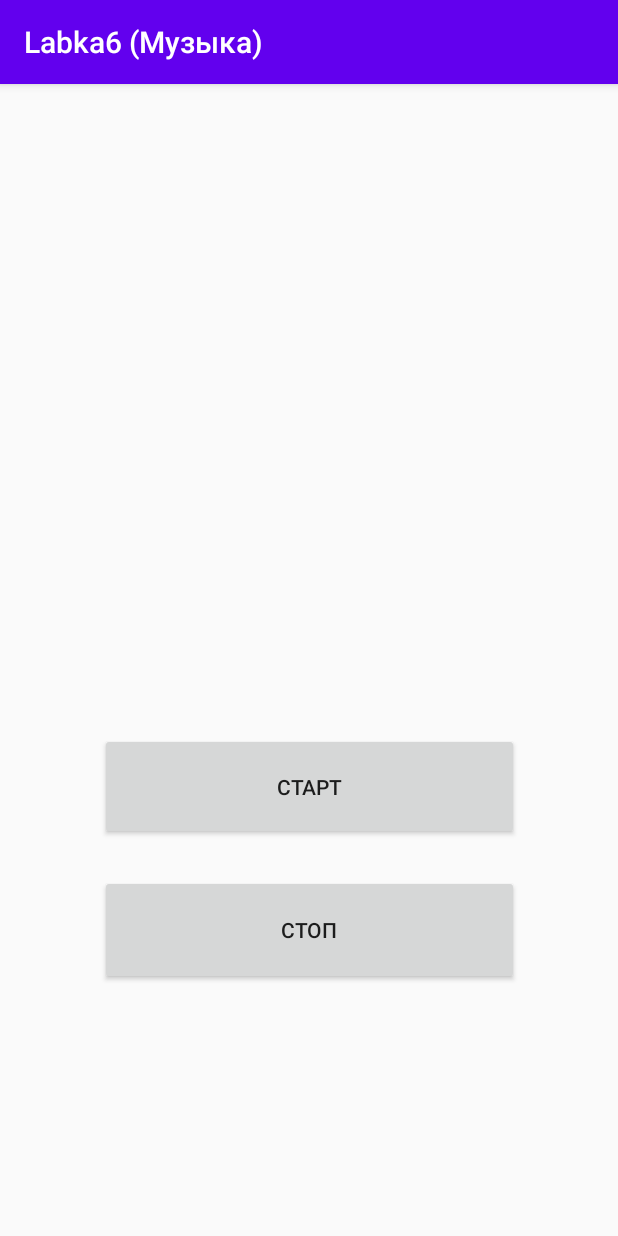
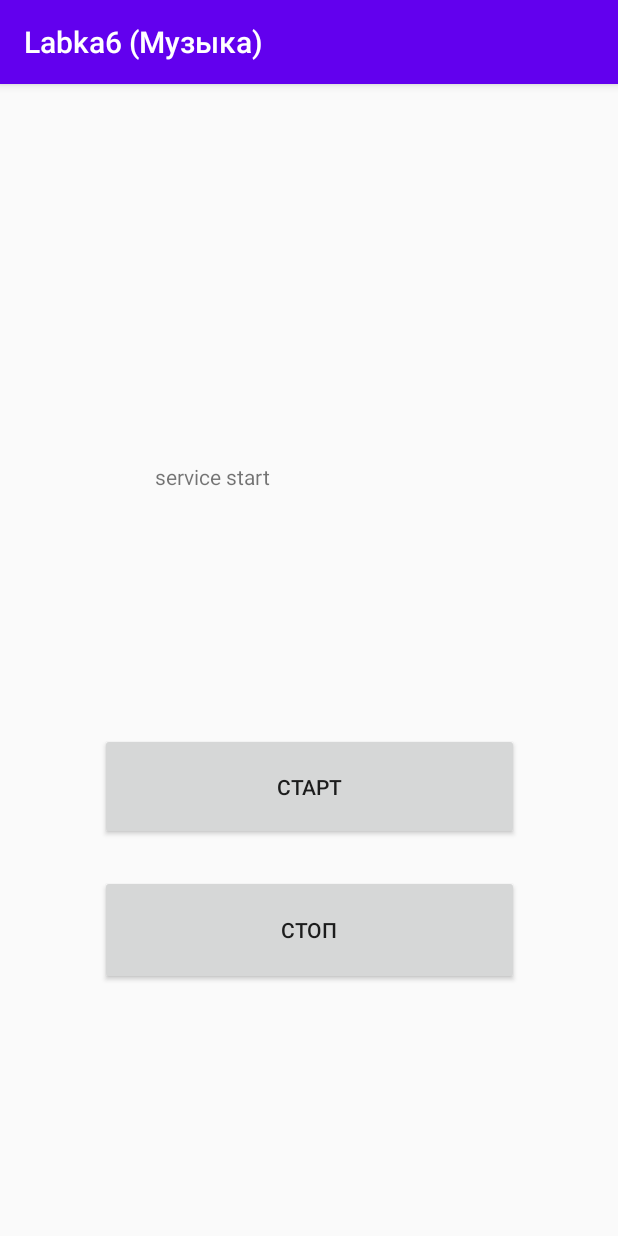
Before and after one commit to Yulia-nia/PPO_labs, an Android app: the screen it shows after launch (MainActivity), after a tap on "СТАРТ", on a phone screen of 412 x 824 dp. Run offline under Robolectric (Android 15) with nearby library versions, the phone set to English and light mode, and no system bars.

Commit message:
update labka 6

```diff
--- a/Labka62/app/src/main/java/com/example/labka6/MainActivity.java
+++ b/Labka62/app/src/main/java/com/example/labka6/MainActivity.java
@@ -5,9 +5,10 @@ import androidx.appcompat.app.AppCompatActivity;
 import android.os.Bundle;
 import android.content.Intent;
 import android.view.View;
+import android.widget.TextView;
 
 public class MainActivity extends AppCompatActivity {
-
+    private TextView text;
     @Override
     protected void onCreate(Bundle savedInstanceState) {
         super.onCreate(savedInstanceState);
@@ -17,9 +18,13 @@ public class MainActivity extends AppCompatActivity {
     public void click(View v) {
         Intent service =new Intent(this, MyService.class);
         if (v.getId()==R.id.start) {
+            text = (TextView) findViewById(R.id.textView);
+            text.setText("service start");
             startService(service);
         }
         else {
+            text = (TextView) findViewById(R.id.textView);
+            text.setText("service stop");
             stopService(service);
         }
     }
--- a/Labka62/app/src/main/java/com/example/labka6/MyService.java
+++ b/Labka62/app/src/main/java/com/example/labka6/MyService.java
@@ -7,12 +7,16 @@ import android.content.Context;
 import android.content.Intent;
 import android.os.IBinder;
 import android.app.TaskStackBuilder;
+import android.widget.SeekBar;
+
 import androidx.annotation.Nullable;
 import androidx.core.app.NotificationCompat;
 
 
 public class MyService extends Service {
-        MediaPlayer mediaPlayer;
+    MediaPlayer mediaPlayer;
+    int time;
+    SeekBar pos;
     @Nullable
     @Override public IBinder onBind(Intent intent) {
         return null;
@@ -27,6 +31,7 @@ public class MyService extends Service {
         mediaPlayer.setLooping(true);
         NotificationCompat.Builder mBuilder = new NotificationCompat.Builder(this).setSmallIcon(R.drawable.ic_launcher_foreground)
                                                  .setContentTitle("My music").setContentText("Music");
+
 
         TaskStackBuilder stackBuilder = TaskStackBuilder.create(this);
         stackBuilder.addParentStack(MainActivity.class);
--- a/Labka62/app/src/main/res/layout/activity_main.xml
+++ b/Labka62/app/src/main/res/layout/activity_main.xml
@@ -1,11 +1,11 @@
 <?xml version="1.0" encoding="utf-8"?>
-<androidx.constraintlayout.widget.ConstraintLayout
-    xmlns:android="http://schemas.android.com/apk/res/android"
+<androidx.constraintlayout.widget.ConstraintLayout xmlns:android="http://schemas.android.com/apk/res/android"
     xmlns:app="http://schemas.android.com/apk/res-auto"
     xmlns:tools="http://schemas.android.com/tools"
     android:layout_width="match_parent"
     android:layout_height="match_parent"
     tools:context=".MainActivity">
+
 
     <Button
         android:id="@+id/start"
@@ -33,4 +33,16 @@
         app:layout_constraintTop_toTopOf="parent"
         app:layout_constraintVertical_bias="0.759" />
 
+    <TextView
+        android:id="@+id/textView"
+        android:layout_width="185dp"
+        android:layout_height="37dp"
+        android:text=""
+        app:layout_constraintBottom_toBottomOf="parent"
+        app:layout_constraintEnd_toEndOf="parent"
+        app:layout_constraintHorizontal_bias="0.456"
+        app:layout_constraintStart_toStartOf="parent"
+        app:layout_constraintTop_toTopOf="parent"
+        app:layout_constraintVertical_bias="0.345" />
+
 </androidx.constraintlayout.widget.ConstraintLayout>
```
